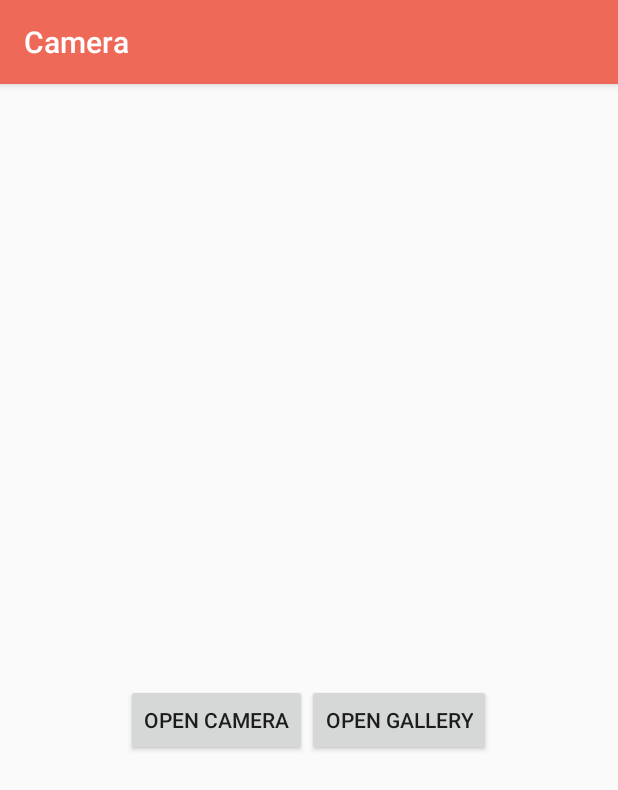
After one commit to sanjogshrestha/AccountDemo, an Android app: the CameraActivity screen opened directly, with no data from a screen before it, on a phone screen of 412 x 824 dp. The commit adds this screen. Shown: the top 790 px of the screen. Run offline under Robolectric (Android 15) with nearby library versions, the phone set to English and light mode, and no system bars; our stand-ins replace ButterKnife; libraries missing offline, so code that uses them is left out: com.yalantis.ucrop; pictures from the network do not load.

Commit message:
init: camera added

```diff
--- a/app/build.gradle
+++ b/app/build.gradle
@@ -46,6 +46,8 @@ dependencies {
     compile 'com.squareup.retrofit2:converter-gson:2.3.0'
 
     compile 'com.squareup.okhttp3:logging-interceptor:3.8.1'
+
+    compile ('com.yalantis:ucrop:2.2.0'){ exclude module: 'support-v4' }
 }
 
 apply plugin: 'com.google.gms.google-services'
--- a/app/src/main/java/np/cnblabs/accountdemo/NavigationActivity.java
+++ b/app/src/main/java/np/cnblabs/accountdemo/NavigationActivity.java
@@ -28,7 +28,6 @@ public class NavigationActivity extends BaseActivity implements NavigationView.O
     @BindView(R.id.toolbar) Toolbar toolbar;
     @BindView(R.id.drawer_layout) DrawerLayout drawer;
     @BindView(R.id.nav_view) NavigationView navigationView;
-    @BindView(R.id.simpleText) TextView simpleText;
 
     TextView userNameTV;
     Realm realm;
@@ -167,6 +166,10 @@ public class NavigationActivity extends BaseActivity implements NavigationView.O
             case R.id.maps:
                 startActivity(this, MapsActivity.class);
                 break;
+
+            case R.id.camera:
+                startActivity(this, CameraActivity.class);
+                break;
         }
 
         drawer.closeDrawer(GravityCompat.START);
--- /dev/null
+++ b/app/src/main/res/layout/activity_camera.xml
@@ -0,0 +1,32 @@
+<?xml version="1.0" encoding="utf-8"?>
+<LinearLayout
+    xmlns:android="http://schemas.android.com/apk/res/android"
+    android:orientation="vertical"
+    android:layout_width="match_parent"
+    android:layout_height="match_parent">
+
+    <ImageView
+        android:id="@+id/image"
+        android:layout_width="match_parent"
+        android:layout_height="400dp"
+        android:contentDescription="@string/image"/>
+
+    <LinearLayout
+        android:layout_width="match_parent"
+        android:layout_height="wrap_content"
+        android:orientation="horizontal"
+        android:gravity="center">
+
+        <Button
+            android:layout_width="wrap_content"
+            android:layout_height="wrap_content"
+            android:text="@string/open_camera"
+            android:onClick="openCamera"/>
+
+        <Button
+            android:layout_width="wrap_content"
+            android:layout_height="wrap_content"
+            android:text="@string/open_gallery"
+            android:onClick="openGallery"/>
+    </LinearLayout>
+</LinearLayout>
--- a/app/src/main/res/menu/activity_navigation_drawer.xml
+++ b/app/src/main/res/menu/activity_navigation_drawer.xml
@@ -67,6 +67,11 @@
                 android:title="@string/title_activity_maps"
                 android:icon="@drawable/ic_ui"
                 />
+
+            <item
+                android:id="@+id/camera"
+                android:title="@string/camera"
+                android:icon="@drawable/ic_ui" />
         </menu>
     </item>
 
--- a/app/src/main/res/values/strings.xml
+++ b/app/src/main/res/values/strings.xml
@@ -1,11 +1,11 @@
 <resources>
-    <string name="app_name">AccountDemo</string>
+    <string name="app_name">LFA</string>
     <string name="app_logo">app logo</string>
     <string name="email_id">Email Id</string>
     <string name="password">Password</string>
     <string name="login">Login</string>
     <string name="no_account_message">Don\'t have an account?</string>
-    <string name="signup">Signup</string>
+    <string name="signup">Sign Up</string>
     <string name="first_name">First Name</string>
     <string name="last_name">Last Name</string>
     <string name="confirm_password">Confirm Password</string>
@@ -16,7 +16,7 @@
     <string name="empty_field">This field is required</string>
     <string name="select_gender">Select Gender</string>
     <string name="terms_must_message">Accepting terms and condition is must</string>
-    <string name="invalid_email">Invalid emal id</string>
+    <string name="invalid_email">Invalid email id</string>
     <string name="password_mismatch">Password Mis-match</string>
     <string name="listview">ListView</string>
     <string name="recycler_view">Recycler View</string>
@@ -50,4 +50,9 @@
     <string name="notification">Notification</string>
     <string name="dashboard">Dashboard</string>
     <string name="title_activity_maps">Location</string>
+    <string name="camera">Camera</string>
+    <string name="image">image</string>
+    <string name="open_camera">Open Camera</string>
+    <string name="open_gallery">Open Gallery</string>
+    <string name="permission_required">This permission is required</string>
 </resources>
--- /dev/null
+++ b/app/src/main/res/xml/provider_paths.xml
@@ -0,0 +1,5 @@
+<?xml version="1.0" encoding="utf-8"?>
+<paths>
+    <external-path name="external_files" path="."/>
+    <external-path name="Pictures" path="."/>
+</paths>
```
Also changed, not shown: app/src/main/AndroidManifest.xml (+23 -0 lines), app/src/main/java/np/cnblabs/accountdemo/CameraActivity.java (added, +147 -0 lines), app/src/main/java/np/cnblabs/accountdemo/utils/Util.java (+14 -0 lines).
